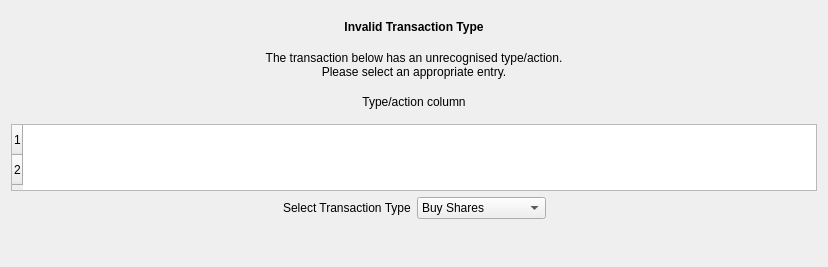
First picture: the form in kmymoney/plugins/csvimport/redefinedlgdecl.ui, repository KDE/kmymoney, before the edit.
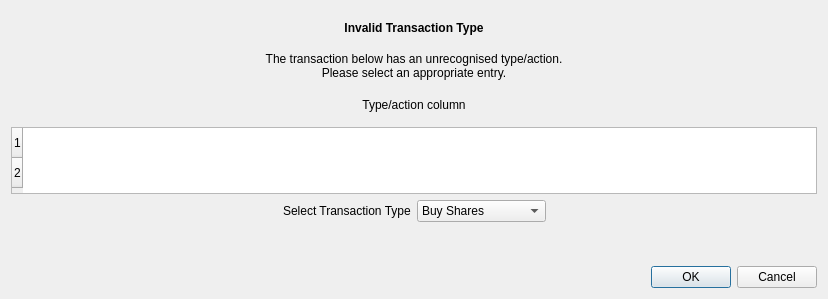
Second picture: the form after the edit. Custom widgets are drawn as their Qt base class.

Commit message: Port redefinedlg to KF5 in CSV Importer

What changed in the file:
```diff
--- a/kmymoney/plugins/csvimport/redefinedlgdecl.ui
+++ b/kmymoney/plugins/csvimport/redefinedlgdecl.ui
@@ -7,7 +7,7 @@
     <x>0</x>
     <y>0</y>
     <width>828</width>
-    <height>267</height>
+    <height>299</height>
    </rect>
   </property>
   <property name="minimumSize">
@@ -173,6 +173,13 @@
      </property>
     </widget>
    </item>
+   <item>
+    <widget class="QDialogButtonBox" name="buttonBox">
+     <property name="standardButtons">
+      <set>QDialogButtonBox::Cancel|QDialogButtonBox::Ok</set>
+     </property>
+    </widget>
+   </item>
   </layout>
  </widget>
  <layoutdefault spacing="6" margin="11"/>
```
The commit also changes 2 other files.
